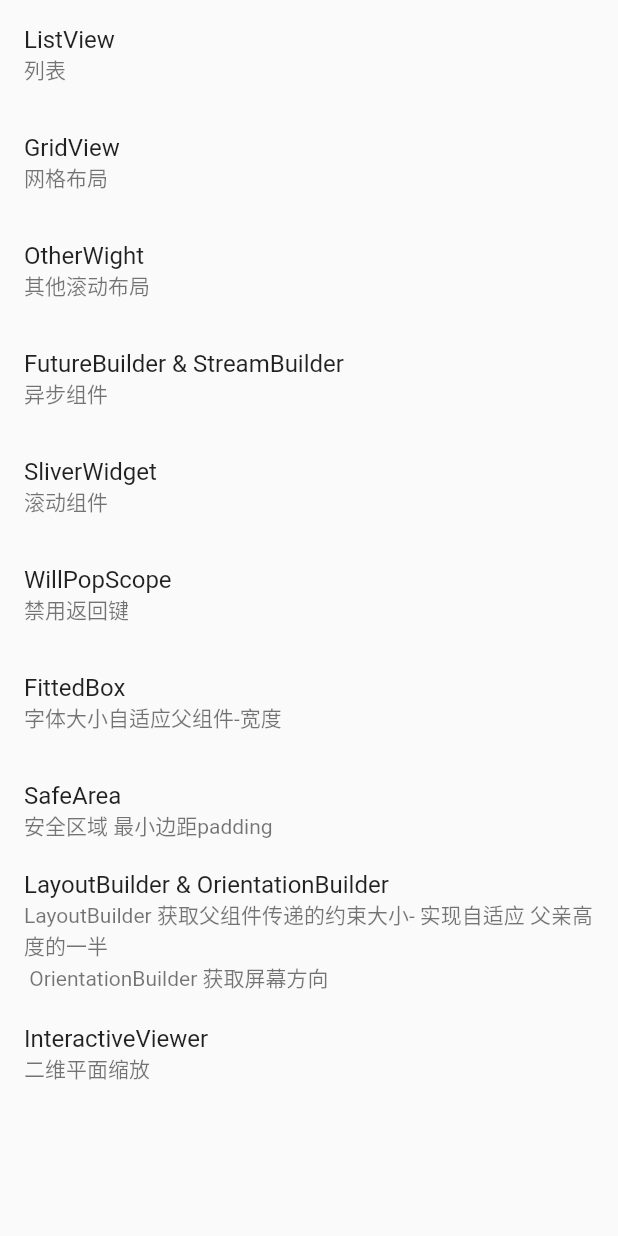
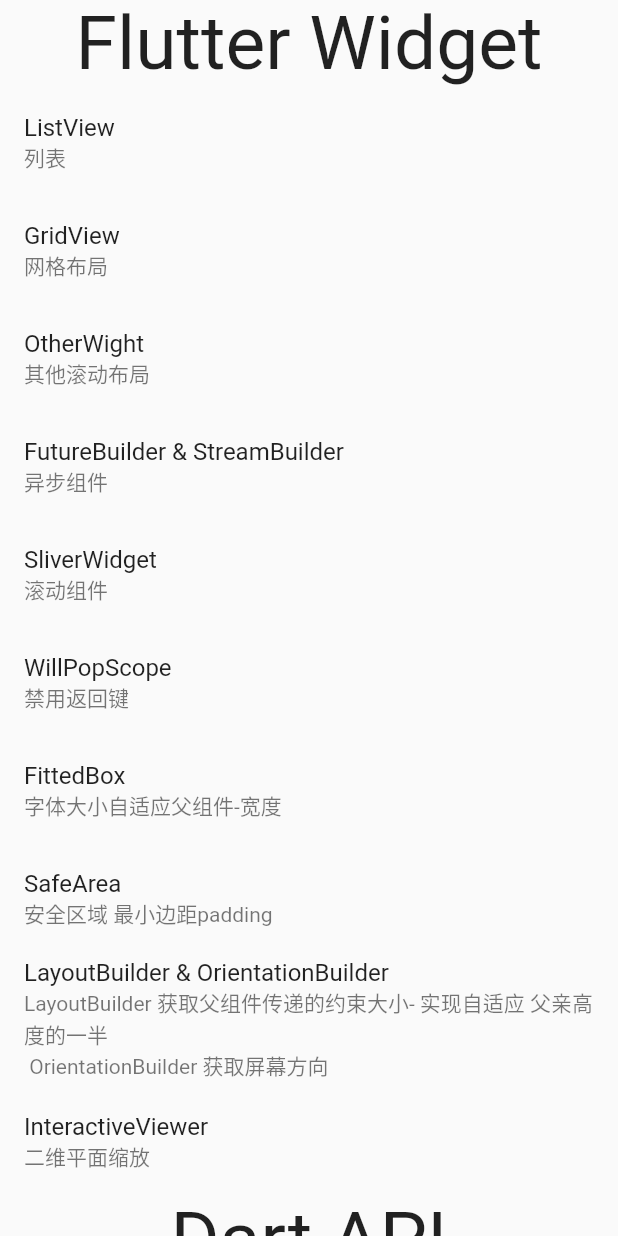
Before and after one commit to laihaojie/flutter_learn, a Flutter app: the LearnPage widget shown alone on an empty page, opened directly, on a phone screen of 412 x 824 dp. Run offline on Flutter 3.47's test engine with Material 2 defaults, Android fonts, the phone set to English and light mode, and no system bars; our stand-ins replace get, getwidget.

Commit message:
chore: update

```diff
--- a/lib/pages/learn_page/learn_page.dart
+++ b/lib/pages/learn_page/learn_page.dart
@@ -1,5 +1,6 @@
 import 'package:flutter/material.dart';
 import 'package:flutter_learn/pages/learn_page/learn_controller.dart';
+import 'package:flutter_learn/pages/learn_page/learn_dart_api/learn_compute.dart';
 import 'package:flutter_learn/pages/learn_page/learn_widget/learn_fitted_box.dart';
 import 'package:flutter_learn/pages/learn_page/learn_widget/learn_future_builder.dart';
 import 'package:flutter_learn/pages/learn_page/learn_widget/learn_interactive_viewer.dart';
@@ -20,6 +21,9 @@ class LearnPage extends GetView<LearnController> {
     return Center(
       child: ListView(
         children: [
+          const Center(
+            child: Text("Flutter Widget", style: TextStyle(fontSize: 50)),
+          ),
           ListTile(
             title: const Text("ListView"),
             subtitle: const Text('列表'),
@@ -72,6 +76,14 @@ class LearnPage extends GetView<LearnController> {
             subtitle: const Text('二维平面缩放'),
             onTap: () => Get.to(() => const LearnInteractiveViewer()),
           ),
+          const Center(
+            child: Text("Dart API", style: TextStyle(fontSize: 50)),
+          ),
+          ListTile(
+            title: const Text("compute"),
+            subtitle: const Text('启动新的线程 - 异步计算'),
+            onTap: () => Get.to(() => const LearnCompute()),
+          ),
         ],
       ),
     );
```
Also changed, not shown: lib/pages/learn_page/learn_dart_api/learn_compute.dart (added, +53 -0 lines).
